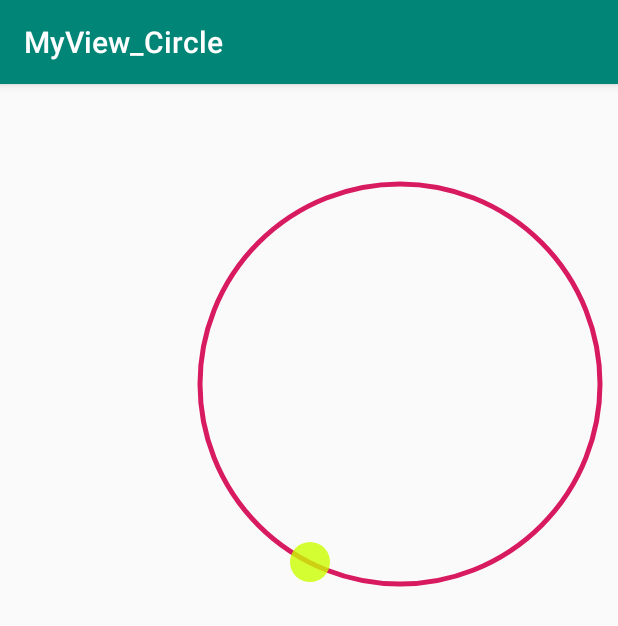
After one commit to eirunye/MyView_Circle_Leaning, an Android app: the MyRoundViewActivity screen opened directly, with no data from a screen before it, on a phone screen of 412 x 824 dp. The commit adds this screen. Shown: the top 626 px of the screen. Run offline under Robolectric (Android 15) with nearby library versions, the light colour scheme and no system bars.

Commit message:
add roundView

```diff
--- a/app/src/main/AndroidManifest.xml
+++ b/app/src/main/AndroidManifest.xml
@@ -16,6 +16,10 @@
                 <category android:name="android.intent.category.LAUNCHER" />
             </intent-filter>
         </activity>
+        <activity android:name=".MyRoundViewActivity" />
+        <activity android:name=".CircleViewActivity" />
+        <activity android:name=".CircleScrollViewActivity" />
+        <activity android:name=".MyCircleViewActivity"></activity>
     </application>
 
 </manifest>
--- /dev/null
+++ b/app/src/main/java/com/eirunye/myview/MyRoundViewActivity.java
@@ -0,0 +1,26 @@
+package com.eirunye.myview;
+
+import android.support.v7.app.AppCompatActivity;
+import android.os.Bundle;
+import android.view.View;
+
+import com.eirunye.myview.R;
+import com.eirunye.myview.view.MyRoundView;
+
+public class MyRoundViewActivity extends AppCompatActivity {
+
+    private MyRoundView myRoundView;
+
+    @Override
+    protected void onCreate(Bundle savedInstanceState) {
+        super.onCreate(savedInstanceState);
+        setContentView(R.layout.activity_my_bound_view);
+
+        myRoundView();
+    }
+
+    private void myRoundView() {
+        myRoundView = findViewById(R.id.myRoundView);
+        myRoundView.startAnimations();
+    }
+}
--- /dev/null
+++ b/app/src/main/java/com/eirunye/myview/view/MyRoundView.java
@@ -0,0 +1,127 @@
+package com.eirunye.myview.view;
+
+import android.animation.ValueAnimator;
+import android.content.Context;
+import android.content.res.TypedArray;
+import android.graphics.Canvas;
+import android.graphics.Color;
+import android.graphics.Paint;
+import android.graphics.PointF;
+import android.support.annotation.Nullable;
+import android.util.AttributeSet;
+import android.view.View;
+import android.view.animation.LinearInterpolator;
+
+import com.eirunye.myview.R;
+
+/**
+ * Author Eirunye
+ * Created by on 2018/10/23.
+ * Describe 一个圆点随着圆滚动
+ */
+public class MyRoundView extends View {
+
+
+    private int roundRadius; //圆环半径
+    private int roundColor; //圆环颜色
+    private int roundWidth; //圆环宽度
+    private int roundx;   //圆心X坐标
+    private int roundy;  //圆心Y坐标
+    private int pointRadius; //实心圆半径
+    private int pointColor;  //实心圆颜色
+    private int pointWidth;
+    private int delay;     //动画时长
+    Paint paint, paintC;
+    private int sAngle = 360;
+    private int cx;
+    private int cy;
+    private ValueAnimator valueAnimator;
+
+
+    public MyRoundView(Context context) {
+        this(context, null);
+    }
+
+    public MyRoundView(Context context, @Nullable AttributeSet attrs) {
+        this(context, attrs, 0);
+    }
+
+    public MyRoundView(Context context, @Nullable AttributeSet attrs, int defStyleAttr) {
+        super(context, attrs, defStyleAttr);
+
+        TypedArray typedArray = context.obtainStyledAttributes(attrs, R.styleable.MyRoundView, defStyleAttr, 0);
+
+        roundRadius = typedArray.getInt(R.styleable.MyRoundView_roundRadius, -1);
+
+        roundColor = typedArray.getColor(R.styleable.MyRoundView_roundColor, Color.RED);
+
+        roundx = typedArray.getInt(R.styleable.MyRoundView_cx, -1);
+
+        roundy = typedArray.getInt(R.styleable.MyRoundView_cy, -1);
+
+        roundWidth = typedArray.getInt(R.styleable.MyRoundView_roundWidth, 5);
+
+        delay = typedArray.getInt(R.styleable.MyRoundView_delay, 2000);
+
+        pointRadius = typedArray.getInt(R.styleable.MyRoundView_pointRadius, 10);
+
+        pointColor = typedArray.getColor(R.styleable.MyRoundView_pointColor, Color.BLUE);
+
+        pointWidth = typedArray.getInt(R.styleable.MyRoundView_pointWidth, 5);
+
+        typedArray.recycle();
+
+
+        paint = new Paint();
+        paint.setColor(roundColor);
+        paint.setStyle(Paint.Style.STROKE);
+        paint.setAntiAlias(true);
+        paint.setStrokeWidth(roundWidth);
+
+        paintC = new Paint();
+
+        paintC.setAntiAlias(true);
+        paintC.setStyle(Paint.Style.FILL);
+        paintC.setStrokeWidth(pointWidth);
+        paintC.setColor(pointColor);
+    }
+
+    @Override
+    protected void onDraw(Canvas canvas) {
+        super.onDraw(canvas);
+
+        canvas.drawCircle(roundx, roundy, roundRadius, paint);
+
+        int cx = roundx + (int) (roundRadius * Math.cos((double) sAngle / 180 * Math.PI));
+        int cy = roundy + (int) (roundRadius * Math.sin((double) sAngle / 180 * Math.PI));
+        canvas.drawCircle(cx, cy, pointRadius, paintC);
+
+    }
+
+    @Override
+    protected void onMeasure(int widthMeasureSpec, int heightMeasureSpec) {
+        super.onMeasure(widthMeasureSpec, heightMeasureSpec);
+    }
+
+    //或者下面动画滚动
+    public void startAnimations() {
+
+        valueAnimator = ValueAnimator.ofInt(0, sAngle);
+        valueAnimator.setRepeatCount(ValueAnimator.INFINITE);
+        valueAnimator.setDuration(delay);
+        valueAnimator.setInterpolator(new LinearInterpolator());
+        valueAnimator.addUpdateListener(this::onAnimation);
+        valueAnimator.start();
+    }
+
+    private void onAnimation(ValueAnimator valueAnimator) {
+
+        sAngle = Integer.valueOf(String.valueOf(valueAnimator.getAnimatedValue()));
+        System.out.println("myRoundView:" + sAngle);
+        invalidate();
+    }
+
+    public void onStop() {
+        if (valueAnimator != null && valueAnimator.isRunning()) valueAnimator.cancel();
+    }
+}
--- /dev/null
+++ b/app/src/main/res/layout/activity_my_bound_view.xml
@@ -0,0 +1,25 @@
+<?xml version="1.0" encoding="utf-8"?>
+<android.support.constraint.ConstraintLayout xmlns:android="http://schemas.android.com/apk/res/android"
+    xmlns:eirunye="http://schemas.android.com/apk/res-auto"
+    xmlns:tools="http://schemas.android.com/tools"
+    android:layout_width="match_parent"
+    android:layout_height="match_parent"
+    tools:context=".MyRoundViewActivity">
+
+
+    <com.eirunye.myview.view.MyRoundView
+        android:id="@+id/myRoundView"
+        android:layout_width="match_parent"
+        android:layout_height="wrap_content"
+        eirunye:cx="400"
+        eirunye:cy="300"
+        eirunye:delay="2000"
+        eirunye:pointColor="#CCF0"
+        eirunye:pointRadius="20"
+        eirunye:roundRadius="200"
+        eirunye:roundWidth="5"
+        eirunye:roundColor="@color/colorAccent"
+        eirunye:pointWidth="5"
+        />
+
+</android.support.constraint.ConstraintLayout>
```
Also changed, not shown: app/src/main/java/com/eirunye/myview/CircleScrollViewActivity.java (added, +36 -0 lines), app/src/main/java/com/eirunye/myview/CircleViewActivity.java (added, +39 -0 lines), app/src/main/java/com/eirunye/myview/MainActivity.java (+27 -35 lines), app/src/main/java/com/eirunye/myview/MyCircleViewActivity.java (added, +37 -0 lines), app/src/main/res/layout/activity_circle_scroll_view.xml (added, +16 -0 lines), app/src/main/res/layout/activity_circle_view.xml (added, +19 -0 lines), app/src/main/res/layout/activity_main.xml (+23 -36 lines), app/src/main/res/layout/activity_my_circle_view.xml (added, +45 -0 lines), app/src/main/res/values/attrs.xml (+24 -9 lines).
